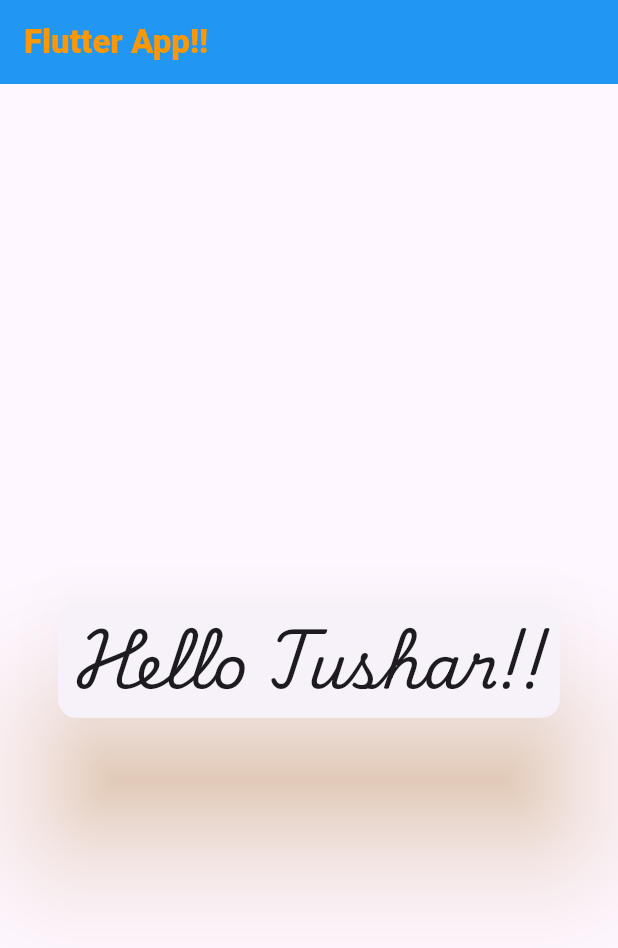
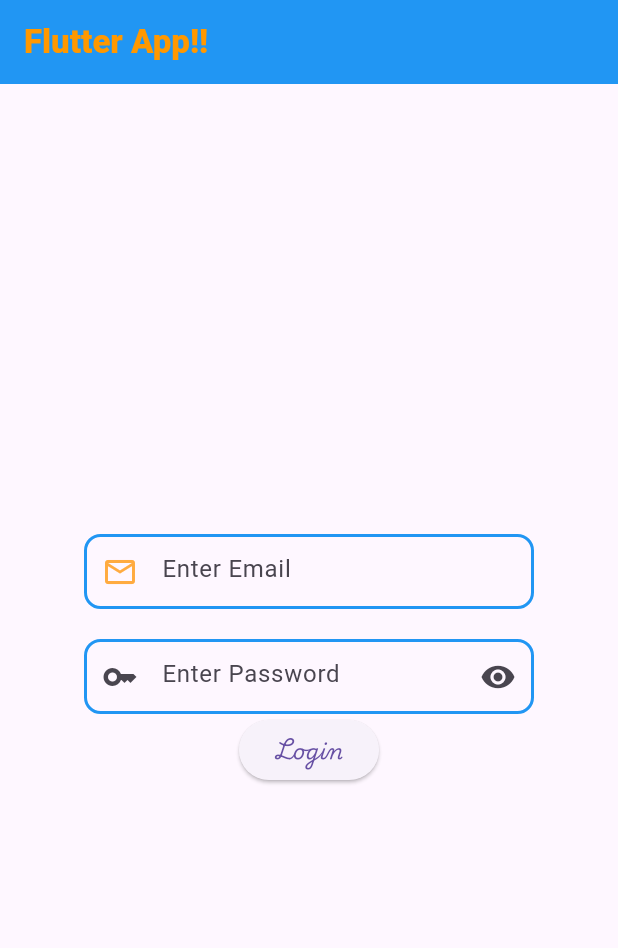
Before and after one commit to IllTushar/flutterComponents, a Flutter app: the screen it shows after launch, on a phone screen of 412 x 824 dp. Shown: the top 948 px of the screen. Run offline on Flutter 3.47's test engine with Material 3 defaults, Android fonts, the phone set to English and light mode, and no system bars; missing offline and left inert: dart:ffi.

Commit message:
text_input

```diff
--- a/lib/main.dart
+++ b/lib/main.dart
@@ -17,6 +17,8 @@ class MyApp extends StatelessWidget {
     SystemChrome.setSystemUIOverlayStyle(SystemUiOverlayStyle(
       statusBarColor: Colors.green, // Set your desired color here
     ));
+    var email = TextEditingController();
+    var password = TextEditingController();
     return SafeArea(
       child: Scaffold(
           appBar: AppBar(
@@ -28,18 +30,72 @@ class MyApp extends StatelessWidget {
             backgroundColor: Colors.blue,
           ),
           //ListView.builder is used to like recyclerview
-          body: Center(
-            child: Card(
-              shadowColor: Colors.orangeAccent,
-              elevation: 40,
-              child: Padding(
-                padding: const EdgeInsets.all(10.0),
-                child: Text(
-                  "Hello Tushar!!",
-                  style: TextStyle(fontFamily: 'Font_Main', fontSize: 40),
+          body: Column(
+            mainAxisAlignment: MainAxisAlignment.center,
+            children: <Widget>[
+              Center(
+                child: Container(
+                  width: 300,
+                  height: 50,
+                  child: TextField(
+                    keyboardType: TextInputType.emailAddress,
+                    controller: email,
+                    decoration: InputDecoration(
+                        hintText: "Enter Email",
+                        focusedBorder: OutlineInputBorder(
+                            borderRadius: BorderRadius.circular(11),
+                            borderSide:
+                                BorderSide(color: Colors.orange, width: 2)),
+                        enabledBorder: OutlineInputBorder(
+                            borderRadius: BorderRadius.circular(11),
+                            borderSide:
+                                BorderSide(color: Colors.blue, width: 2)),
+                        prefixIcon: Icon(Icons.email_outlined),
+                        prefixIconColor: Colors.orangeAccent),
+                  ),
                 ),
               ),
-            ),
+              Container(
+                width: double.infinity,
+                height: 20,
+              ),
+              Center(
+                child: Container(
+                  width: 300,
+                  height: 50,
+                  child: TextField(
+                    obscureText: true,
+                    controller: password,
+                    obscuringCharacter: "*",
+                    decoration: InputDecoration(
+                      hintText: "Enter Password",
+                      focusedBorder: OutlineInputBorder(
+                          borderRadius: BorderRadius.circular(11),
+                          borderSide:
+                              BorderSide(color: Colors.orange, width: 2)),
+                      enabledBorder: OutlineInputBorder(
+                          borderRadius: BorderRadius.circular(11),
+                          borderSide: BorderSide(color: Colors.blue, width: 2)),
+                      prefixIcon: Icon(Icons.key),
+                      suffixIcon: IconButton(
+                        icon: Icon(Icons.visibility),
+                        onPressed: () {
+                          Icon(Icons.visibility_off);
+                        },
+                      ),
+                    ),
+                  ),
+                ),
+              ),
+              Center(
+                child: ElevatedButton(
+                  child: Text("Login",style: TextStyle(fontFamily: 'Font_Main'),),
+                  onPressed: (){
+                    print("Email ${email.text.toString().trim()} , password ${password.text.toString().trim()}");
+                  },
+                ),
+              )
+            ],
           )),
     );
   }
```
